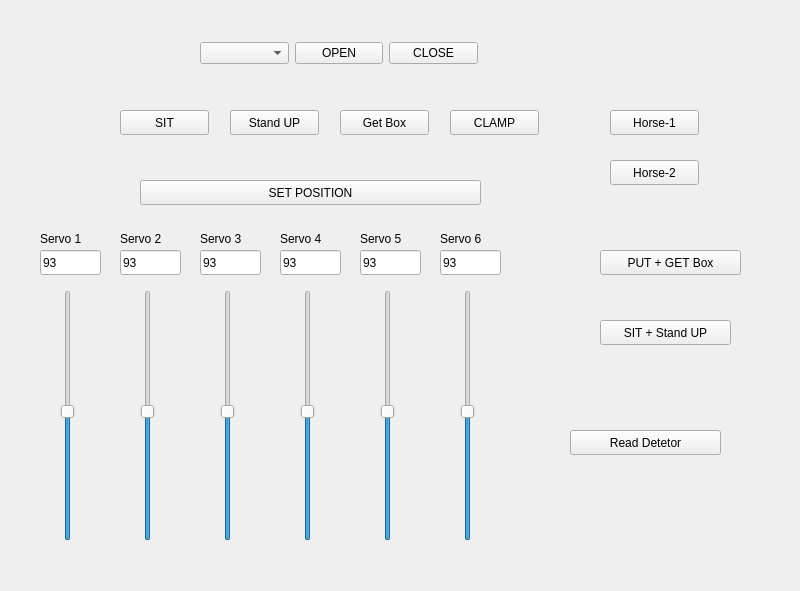
This is neuron/mainwindow.ui in evkuz/qt_linux as Qt 5 draws it before an edit. The edited form follows.
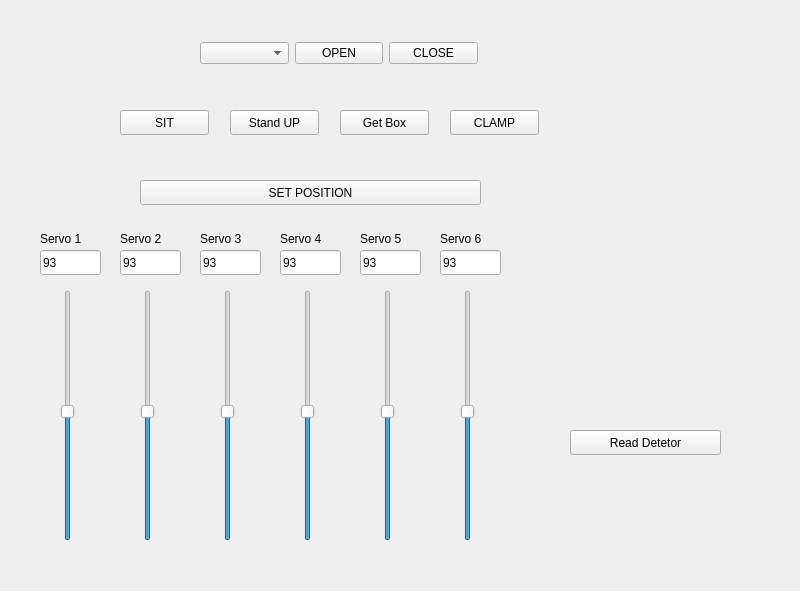
This is the edited form.

Patch:
```diff
--- a/neuron/mainwindow.ui
+++ b/neuron/mainwindow.ui
@@ -377,58 +377,6 @@
     <enum>Qt::Vertical</enum>
    </property>
   </widget>
-  <widget class="QPushButton" name="horse_1_Button">
-   <property name="geometry">
-    <rect>
-     <x>610</x>
-     <y>110</y>
-     <width>89</width>
-     <height>25</height>
-    </rect>
-   </property>
-   <property name="text">
-    <string>Horse-1</string>
-   </property>
-  </widget>
-  <widget class="QPushButton" name="horse_2_Button">
-   <property name="geometry">
-    <rect>
-     <x>610</x>
-     <y>160</y>
-     <width>89</width>
-     <height>25</height>
-    </rect>
-   </property>
-   <property name="text">
-    <string>Horse-2</string>
-   </property>
-  </widget>
-  <widget class="QPushButton" name="put_getBoxButton">
-   <property name="geometry">
-    <rect>
-     <x>600</x>
-     <y>250</y>
-     <width>141</width>
-     <height>25</height>
-    </rect>
-   </property>
-   <property name="text">
-    <string>PUT + GET Box</string>
-   </property>
-  </widget>
-  <widget class="QPushButton" name="combSitStandButton">
-   <property name="geometry">
-    <rect>
-     <x>600</x>
-     <y>320</y>
-     <width>131</width>
-     <height>25</height>
-    </rect>
-   </property>
-   <property name="text">
-    <string>SIT + Stand UP</string>
-   </property>
-  </widget>
   <widget class="QPushButton" name="socketButton">
    <property name="geometry">
     <rect>
```
